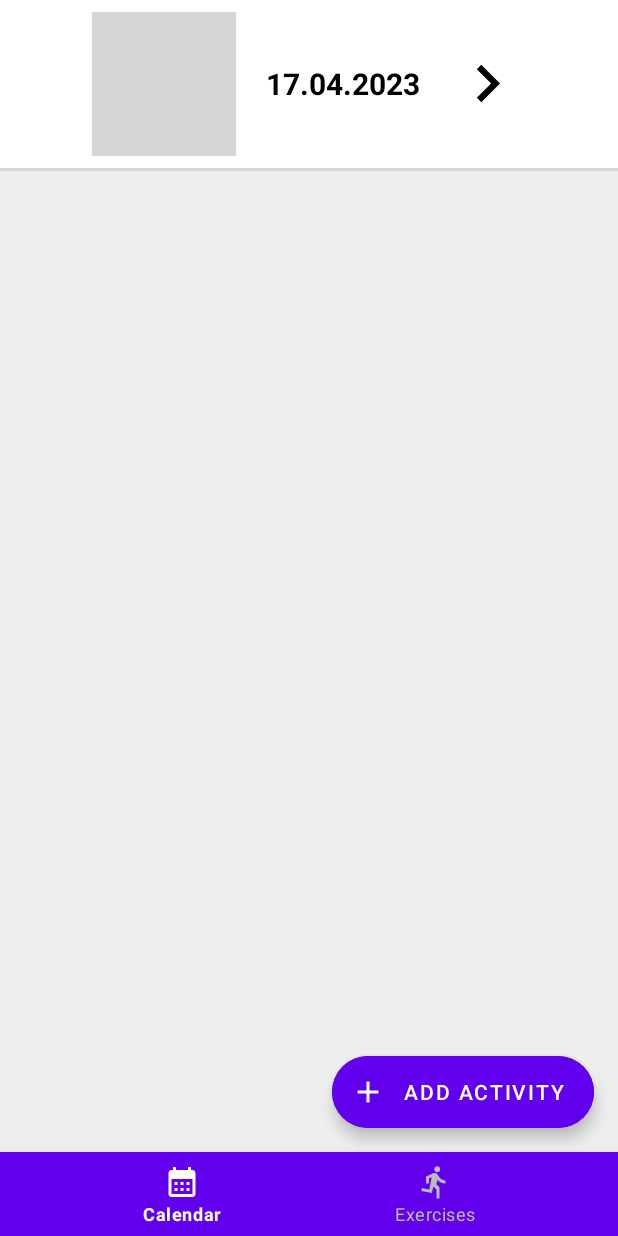
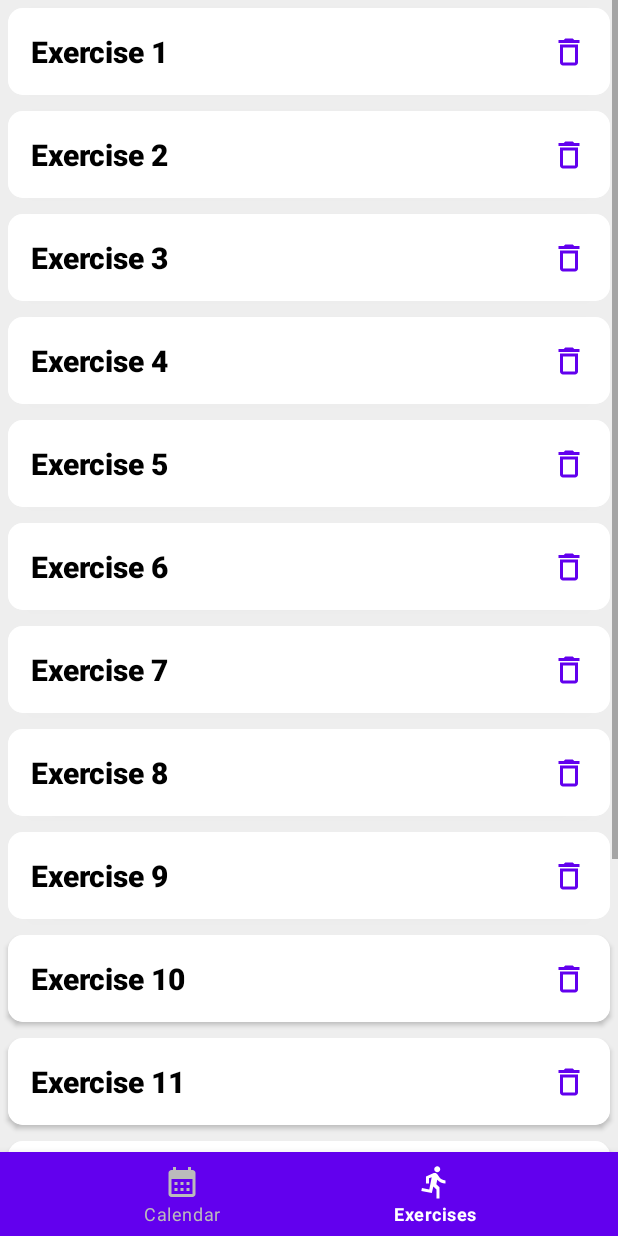
Before and after one commit to adamzalesak/fitness-tracker, an Android app: the screen it shows after launch (MainActivity), item 2 of the bottom bar chosen, on a phone screen of 412 x 824 dp. Run offline under Robolectric (Android 15) with nearby library versions, the phone set to English and light mode, and no system bars; our stand-ins replace navigation-ui; grey boxes are pictures that could not be loaded.

Commit message:
feat: ExercisesFragment

```diff
--- a/app/src/main/java/com/example/pv239_fitness_tracker/data/Activity.kt
+++ b/app/src/main/java/com/example/pv239_fitness_tracker/data/Activity.kt
@@ -1,13 +1,10 @@
 package com.example.pv239_fitness_tracker.data
 
-import android.os.Parcelable
-import kotlinx.parcelize.Parcelize
 import java.util.Date
 
-@Parcelize
 data class Activity(
     val id: Long,
     val exercise: Exercise,
     val date: Date,
     val sets: List<Set>,
-) : Parcelable
+)
--- a/app/src/main/java/com/example/pv239_fitness_tracker/data/Exercise.kt
+++ b/app/src/main/java/com/example/pv239_fitness_tracker/data/Exercise.kt
@@ -1,10 +1,6 @@
 package com.example.pv239_fitness_tracker.data
 
-import android.os.Parcelable
-import kotlinx.parcelize.Parcelize
-
-@Parcelize
 data class Exercise(
     val id: Long,
     val name: String,
-) : Parcelable
+)
--- a/app/src/main/java/com/example/pv239_fitness_tracker/data/Set.kt
+++ b/app/src/main/java/com/example/pv239_fitness_tracker/data/Set.kt
@@ -1,11 +1,7 @@
 package com.example.pv239_fitness_tracker.data
 
-import android.os.Parcelable
-import kotlinx.parcelize.Parcelize
-
-@Parcelize
 data class Set(
     val id: Long,
     val weight: Double,
     val reps: Int,
-) : Parcelable
+)
--- /dev/null
+++ b/app/src/main/java/com/example/pv239_fitness_tracker/ui/exercises/ExercisesAdapter.kt
@@ -0,0 +1,33 @@
+package com.example.pv239_fitness_tracker.ui.exercises
+
+import android.view.LayoutInflater
+import android.view.View
+import android.view.ViewGroup
+import android.widget.TextView
+import androidx.recyclerview.widget.RecyclerView
+import com.example.pv239_fitness_tracker.R
+import com.example.pv239_fitness_tracker.data.Exercise
+
+
+class ExercisesAdapter(private val dataList: List<Exercise>) :
+    RecyclerView.Adapter<ExercisesViewHolder>() {
+
+    override fun onCreateViewHolder(parent: ViewGroup, viewType: Int): ExercisesViewHolder {
+        val itemView = LayoutInflater.from(parent.context)
+            .inflate(R.layout.item_exercise, parent, false)
+        return ExercisesViewHolder(itemView)
+    }
+
+    override fun onBindViewHolder(holder: ExercisesViewHolder, position: Int) {
+        val data = dataList[position]
+        holder.titleTextView.text = data.name
+    }
+
+    override fun getItemCount(): Int {
+        return dataList.size
+    }
+}
+
+class ExercisesViewHolder(itemView: View) : RecyclerView.ViewHolder(itemView) {
+    val titleTextView: TextView = itemView.findViewById(R.id.exercise_item_name_text_view)
+}
--- /dev/null
+++ b/app/src/main/java/com/example/pv239_fitness_tracker/ui/exercises/ExercisesFragment.kt
@@ -0,0 +1,50 @@
+package com.example.pv239_fitness_tracker.ui.exercises
+
+import android.os.Bundle
+import android.view.LayoutInflater
+import android.view.View
+import android.view.ViewGroup
+import androidx.fragment.app.Fragment
+import androidx.recyclerview.widget.LinearLayoutManager
+import com.example.pv239_fitness_tracker.data.Exercise
+import com.example.pv239_fitness_tracker.databinding.FragmentExercisesBinding
+
+
+class ExercisesFragment : Fragment() {
+    private lateinit var binding: FragmentExercisesBinding
+
+    override fun onCreateView(
+        inflater: LayoutInflater,
+        container: ViewGroup?,
+        savedInstanceState: Bundle?
+    ): View {
+        binding = FragmentExercisesBinding.inflate(layoutInflater, container, false)
+        return binding.root
+    }
+
+    override fun onViewCreated(view: View, savedInstanceState: Bundle?) {
+        super.onViewCreated(view, savedInstanceState)
+
+        val exerciseList = listOf(
+            Exercise(1, "Exercise 1"),
+            Exercise(2, "Exercise 2"),
+            Exercise(3, "Exercise 3"),
+            Exercise(4, "Exercise 4"),
+            Exercise(5, "Exercise 5"),
+            Exercise(6, "Exercise 6"),
+            Exercise(7, "Exercise 7"),
+            Exercise(8, "Exercise 8"),
+            Exercise(9, "Exercise 9"),
+            Exercise(10, "Exercise 10"),
+            Exercise(11, "Exercise 11"),
+            Exercise(12, "Exercise 12"),
+            Exercise(13, "Exercise 13"),
+            Exercise(14, "Exercise 14"),
+            Exercise(15, "Exercise 15"),
+        )
+
+        val adapter = ExercisesAdapter(exerciseList)
+        binding.listExercises.layoutManager = LinearLayoutManager(context)
+        binding.listExercises.adapter = adapter
+    }
+}
--- /dev/null
+++ b/app/src/main/res/layout/fragment_exercises.xml
@@ -0,0 +1,20 @@
+<?xml version="1.0" encoding="utf-8"?>
+<androidx.constraintlayout.widget.ConstraintLayout xmlns:android="http://schemas.android.com/apk/res/android"
+    xmlns:app="http://schemas.android.com/apk/res-auto"
+    xmlns:tools="http://schemas.android.com/tools"
+    android:layout_width="match_parent"
+    android:layout_height="match_parent"
+    android:background="@color/white">
+
+    <androidx.recyclerview.widget.RecyclerView
+        android:id="@+id/list_exercises"
+        android:layout_width="match_parent"
+        android:layout_height="match_parent"
+        android:background="@color/light_grey"
+        android:scrollbars="vertical"
+        app:layoutManager="LinearLayoutManager"
+        app:layout_constraintBottom_toBottomOf="parent"
+        app:layout_constraintTop_toTopOf="parent"
+        tools:listitem="@layout/item_exercise" />
+
+</androidx.constraintlayout.widget.ConstraintLayout>
--- /dev/null
+++ b/app/src/main/res/layout/item_exercise.xml
@@ -0,0 +1,36 @@
+<androidx.cardview.widget.CardView xmlns:android="http://schemas.android.com/apk/res/android"
+    xmlns:app="http://schemas.android.com/apk/res-auto"
+    android:layout_width="match_parent"
+    android:layout_height="wrap_content"
+    android:layout_margin="5dp"
+    app:cardCornerRadius="10dp">
+
+    <androidx.constraintlayout.widget.ConstraintLayout
+        android:layout_width="match_parent"
+        android:layout_height="wrap_content"
+        android:background="@color/white"
+        android:padding="15dp">
+
+        <TextView
+            android:id="@+id/exercise_item_name_text_view"
+            android:layout_width="wrap_content"
+            android:layout_height="wrap_content"
+            android:fontFamily="sans-serif-medium"
+            android:textColor="@color/black"
+            android:textSize="20sp"
+            android:textStyle="bold"
+            app:layout_constraintBottom_toBottomOf="parent"
+            app:layout_constraintStart_toStartOf="parent"
+            app:layout_constraintTop_toTopOf="parent" />
+
+        <TextView
+            android:layout_width="wrap_content"
+            android:layout_height="wrap_content"
+            app:drawableStartCompat="@drawable/baseline_delete_outline_24"
+            app:drawableTint="@color/purple_500"
+            app:layout_constraintBottom_toBottomOf="parent"
+            app:layout_constraintEnd_toEndOf="parent"
+            app:layout_constraintTop_toTopOf="parent" />
+
+    </androidx.constraintlayout.widget.ConstraintLayout>
+</androidx.cardview.widget.CardView>
--- a/app/src/main/res/menu/menu_main_bottom_navigation.xml
+++ b/app/src/main/res/menu/menu_main_bottom_navigation.xml
@@ -2,12 +2,12 @@
 <menu xmlns:android="http://schemas.android.com/apk/res/android">
 
     <item
-        android:id="@+id/consumptionFragment"
+        android:id="@+id/calendar_fragment"
         android:icon="@drawable/baseline_calendar_month_24"
         android:title="@string/bottom_navigation_calendar" />
 
     <item
-        android:id="@+id/trendsFragment"
+        android:id="@+id/exercises_fragment"
         android:icon="@drawable/baseline_directions_run_24"
         android:title="@string/bottom_navigation_exercises" />
 </menu>
--- a/app/src/main/res/navigation/nav_graph.xml
+++ b/app/src/main/res/navigation/nav_graph.xml
@@ -3,13 +3,17 @@
     xmlns:app="http://schemas.android.com/apk/res-auto"
     xmlns:tools="http://schemas.android.com/tools"
     android:id="@+id/nav_graph"
-    app:startDestination="@id/CalendarFragment">
+    app:startDestination="@id/calendar_fragment">
 
     <fragment
-        android:id="@+id/CalendarFragment"
+        android:id="@+id/calendar_fragment"
         android:name="com.example.pv239_fitness_tracker.ui.calendar.CalendarFragment"
         android:label="@string/calendar_fragment_label"
         tools:layout="@layout/fragment_calendar">
-
     </fragment>
+    <fragment
+        android:id="@+id/exercises_fragment"
+        android:name="com.example.pv239_fitness_tracker.ui.exercises.ExercisesFragment"
+        android:label="ExercisesFragment"
+        tools:layout="@layout/fragment_exercises" />
 </navigation>
--- a/build.gradle
+++ b/build.gradle
@@ -1,6 +1,6 @@
 // Top-level build file where you can add configuration options common to all sub-projects/modules.
 plugins {
-    id 'com.android.application' version '7.4.1' apply false
-    id 'com.android.library' version '7.4.1' apply false
+    id 'com.android.application' version '8.0.0' apply false
+    id 'com.android.library' version '8.0.0' apply false
     id 'org.jetbrains.kotlin.android' version '1.8.0' apply false
 }
```
Also changed, not shown: gradle/wrapper/gradle-wrapper.properties.
